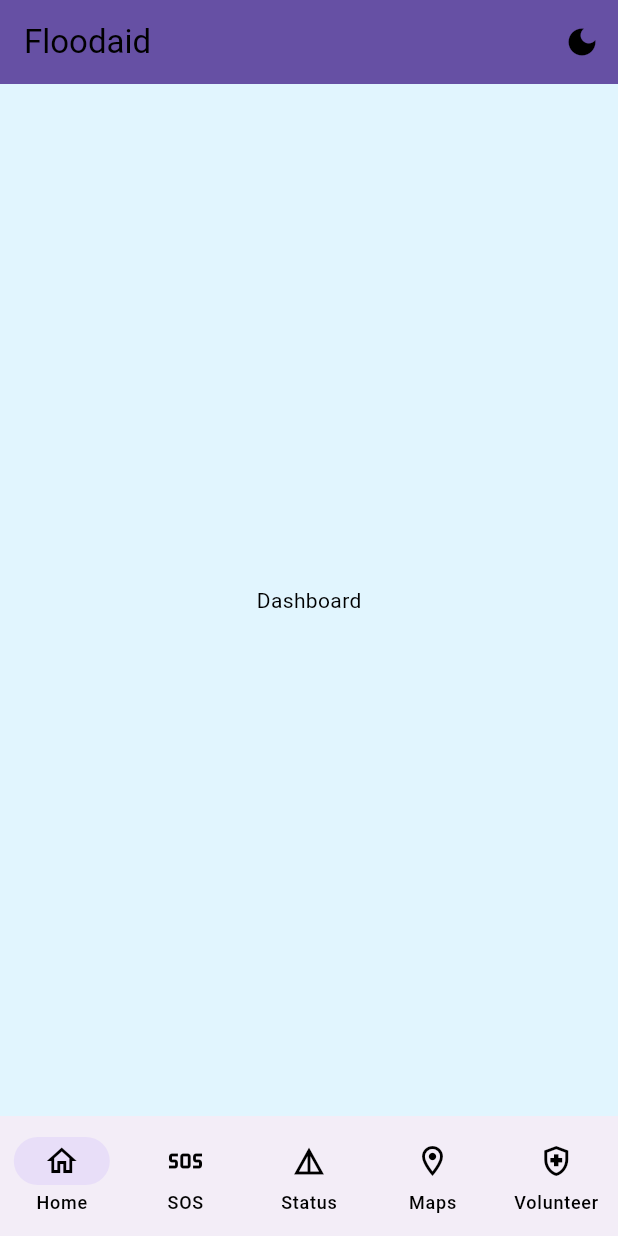
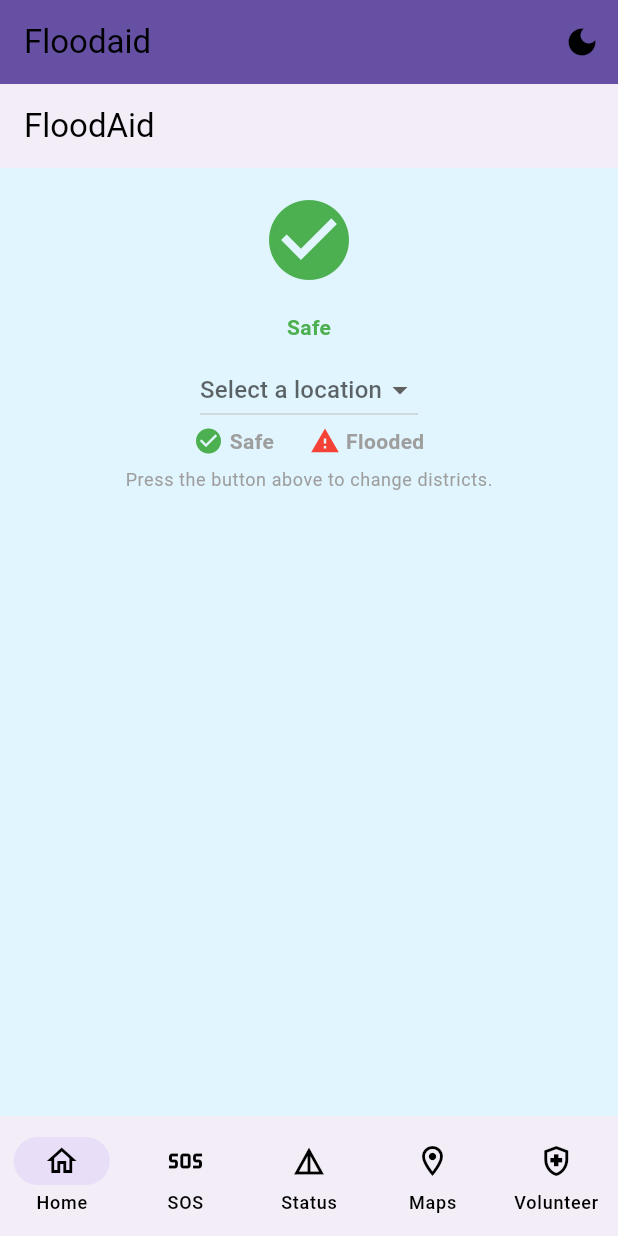
Before and after one commit to TXY05/FloodAid-Flutter, a Flutter app: the screen it shows after launch, on a phone screen of 412 x 824 dp. Run offline on Flutter 3.47's test engine with Material 3 defaults, Android fonts, the phone set to English and light mode, and no system bars.

Commit message:
Update dashboard

```diff
--- a/lib/composable/bottom_nav_bar.dart
+++ b/lib/composable/bottom_nav_bar.dart
@@ -15,7 +15,6 @@ class BottomMenu extends StatelessWidget {
     return NavigationBar(
       backgroundColor: Theme.of(context).colorScheme.surface,
       indicatorColor: Theme.of(context).colorScheme.tertiary,
-
       selectedIndex: currentPageIndex,
       onDestinationSelected: onClicked,
       destinations: <Widget>[
--- a/lib/screen/dashboard.dart
+++ b/lib/screen/dashboard.dart
@@ -8,10 +8,169 @@ class Dashboard extends StatefulWidget {
 }
 
 class _DashboardState extends State<Dashboard> {
+  String currentStatus = 'Safe';
+  String selectedLocation = '';
+  final List<String> locations = [
+    'Gombak',
+    'Hulu Langat',
+    'Hulu Selangor',
+    'Klang',
+    'Kuala Selangor',
+    'Petaling',
+    'Sabak Bernam',
+    'Sepang',
+  ];
+
   @override
   Widget build(BuildContext context) {
-    return const Center(
-      child: Text("Dashboard"),
+    return Scaffold(
+      appBar: AppBar(title: Text("FloodAid")),
+      body: Padding(
+        padding: const EdgeInsets.all(16),
+        child: Column(
+          crossAxisAlignment: CrossAxisAlignment.center,
+          children: [
+            FloodStatusHeader(
+              locations: locations,
+              selectedLocation: selectedLocation,
+            ),
+          ],
+        ),
+      ),
     );
   }
 }
+
+class FloodStatusHeader extends StatefulWidget {
+  final String status;
+  final List<String> locations;
+  final String selectedLocation;
+  final ValueChanged<String?>? onLocationChanged;
+
+  const FloodStatusHeader({
+    super.key,
+    this.status = 'Safe',
+    required this.locations,
+    required this.selectedLocation,
+    this.onLocationChanged,
+  });
+
+  @override
+  State<FloodStatusHeader> createState() => _FloodStatusHeaderState();
+}
+
+class _FloodStatusHeaderState extends State<FloodStatusHeader> {
+  late String? selectedLocation;
+
+  @override
+  void initState() {
+    super.initState();
+    selectedLocation =
+    widget.selectedLocation.isEmpty ? null : widget.selectedLocation;
+  }
+
+  @override
+  Widget build(BuildContext context) {
+    late Color iconColor;
+    late Color textColor;
+    late String message;
+    late IconData icon;
+
+    switch (widget.status) {
+      case 'Flooded':
+        iconColor = Colors.red;
+        textColor = Colors.red;
+        message = 'Flooded Area Detected';
+        icon = Icons.warning;
+        break;
+
+      case 'Safe':
+        iconColor = const Color(0xFF4CAF50);
+        textColor = const Color(0xFF4CAF50);
+        message = 'Safe';
+        icon = Icons.check_circle;
+        break;
+
+      default:
+        iconColor = Colors.grey;
+        textColor = Colors.grey;
+        message = 'Unknown Status';
+        icon = Icons.help;
+    }
+
+    return Column(
+      mainAxisSize: MainAxisSize.min,
+      crossAxisAlignment: CrossAxisAlignment.center,
+      children: [
+        Icon(icon, size: 64, color: iconColor),
+
+        const SizedBox(height: 16),
+
+        Text(
+          message,
+          style: TextStyle(color: textColor, fontWeight: FontWeight.bold),
+        ),
+
+        const SizedBox(height: 8),
+
+        DropdownButton<String>(
+          focusColor: Colors.transparent,
+          value: selectedLocation,
+          hint: const Text('Select a location'),
+          items: widget.locations.map((location) {
+            return DropdownMenuItem<String>(
+              value: location,
+              child: Text(location),
+            );
+          }).toList(),
+          onChanged: (location) {
+            setState(() {
+              selectedLocation = location!;
+            });
+          },
+        ),
+
+        Row(
+          mainAxisAlignment: MainAxisAlignment.center,
+          crossAxisAlignment: CrossAxisAlignment.center,
+          children: [
+            const Icon(Icons.check_circle, color: Colors.green, size: 20),
+            const Padding(
+              padding: EdgeInsets.only(left: 4),
+              child: Text(
+                'Safe',
+                style: TextStyle(
+                  color: Colors.grey,
+                  fontWeight: FontWeight.bold,
+                ),
+              ),
+            ),
+
+            const SizedBox(width: 24),
+
+            const Icon(Icons.warning, color: Colors.red, size: 20),
+            const Padding(
+              padding: EdgeInsets.only(left: 4),
+              child: Text(
+                'Flooded',
+                style: TextStyle(
+                  color: Colors.grey,
+                  fontWeight: FontWeight.bold,
+                ),
+              ),
+            ),
+          ],
+        ),
+
+        const SizedBox(height: 8),
+
+        Text(
+          'Press the button above to change districts.',
+          style: Theme.of(
+            context,
+          ).textTheme.bodySmall?.copyWith(color: Colors.grey),
+        ),
+      ],
+    );
+  }
+}
```
